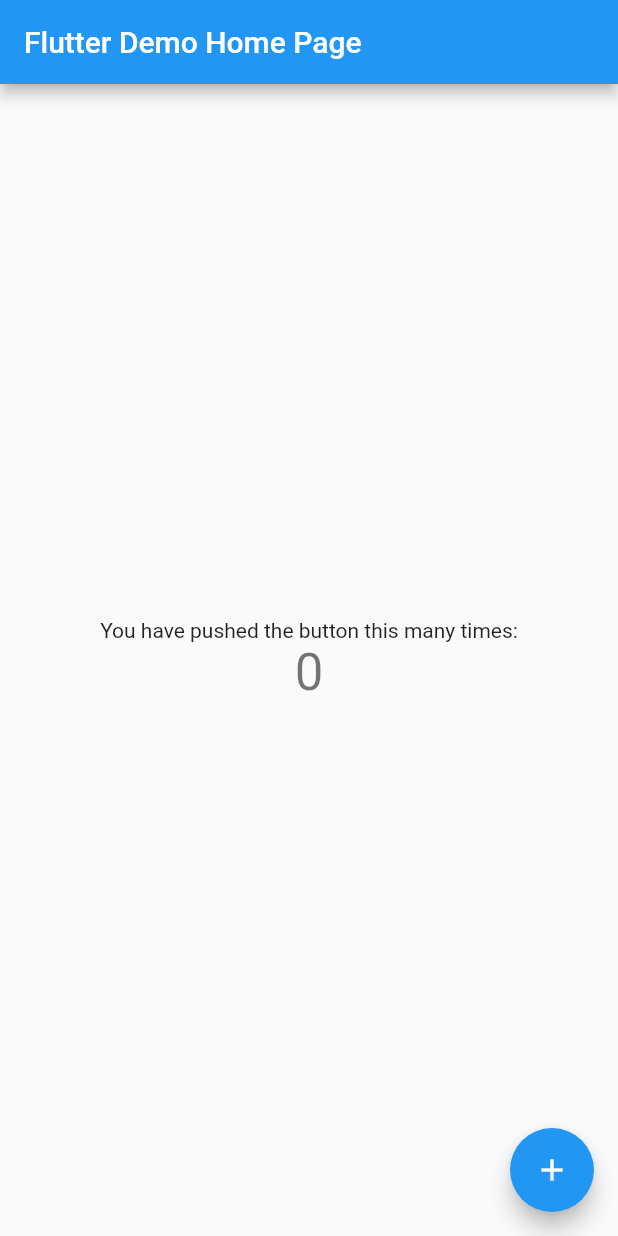
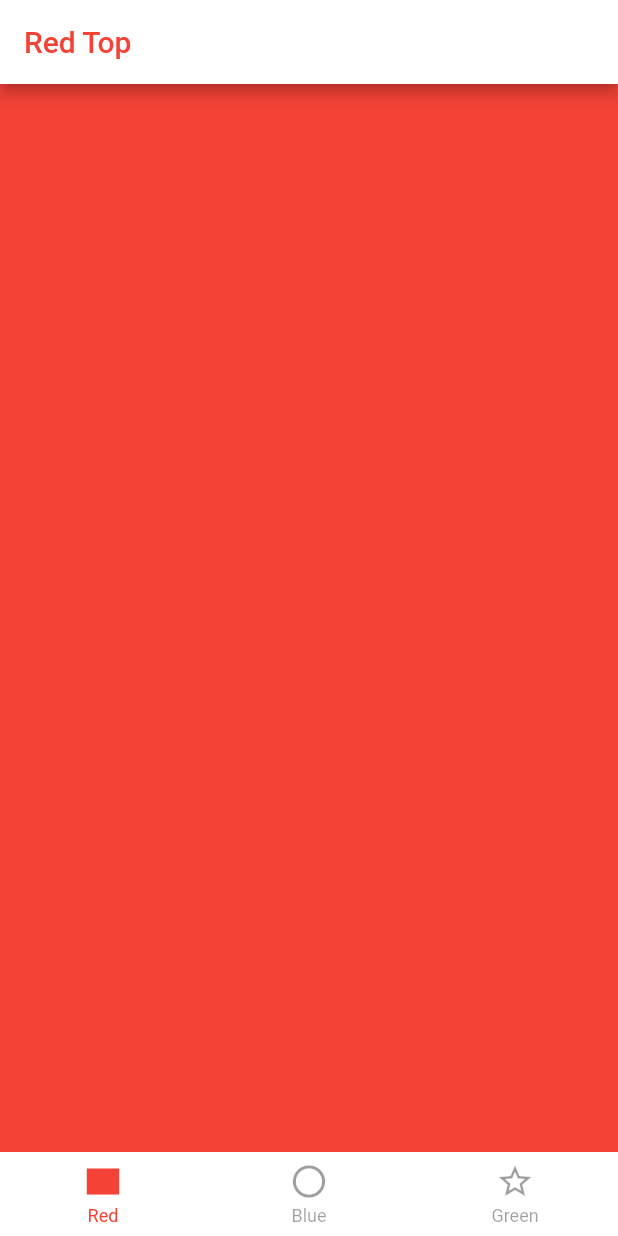
Before and after one commit to salan70/persistent_bottom_nav_bar_v2_sample, a Flutter app: the screen it shows after launch, on a phone screen of 412 x 824 dp. Run offline on Flutter 3.47's test engine with Material 2 defaults, Android fonts, the phone set to English and light mode, and no system bars; drawn by our look-alikes of persistent_bottom_nav_bar_v2.

Commit message:
雛形を作成

```diff
--- /dev/null
+++ b/lib/base_page.dart
@@ -0,0 +1,62 @@
+import 'package:flutter/material.dart';
+import 'package:persistent_bottom_nav_bar_v2/persistent-tab-view.dart';
+import 'package:persistent_bottom_nav_bar_v2_s/blue_page/blue_top_page.dart';
+import 'package:persistent_bottom_nav_bar_v2_s/green_page/green_top_page.dart';
+import 'package:persistent_bottom_nav_bar_v2_s/red_page/red_top_page.dart';
+
+class BasePage extends StatelessWidget {
+  const BasePage({Key? key}) : super(key: key);
+
+  @override
+  Widget build(BuildContext context) {
+    final pages = [
+      const RedTopPage(),
+      const BlueTopPage(),
+      const GreenTopPage(),
+    ];
+
+    return Scaffold(
+      body: PersistentTabView(
+        context,
+        screens: pages,
+        navBarStyle: NavBarStyle.simple,
+        items: [
+          PersistentBottomNavBarItem(
+            icon: const Icon(
+              Icons.rectangle,
+            ),
+            inactiveIcon: const Icon(
+              Icons.rectangle_outlined,
+            ),
+            title: 'Red',
+            activeColorPrimary: Colors.red,
+            inactiveColorPrimary: Theme.of(context).disabledColor,
+          ),
+          PersistentBottomNavBarItem(
+            icon: const Icon(
+              Icons.circle,
+            ),
+            inactiveIcon: const Icon(
+              Icons.circle_outlined,
+            ),
+            title: 'Blue',
+            activeColorPrimary: Colors.blue,
+            inactiveColorPrimary: Theme.of(context).disabledColor,
+          ),
+          PersistentBottomNavBarItem(
+            icon: const Icon(
+              Icons.star,
+            ),
+            inactiveIcon: const Icon(
+              // text snippet, article, description, restaurant
+              Icons.star_border,
+            ),
+            title: 'Green',
+            activeColorPrimary: Colors.green,
+            inactiveColorPrimary: Theme.of(context).disabledColor,
+          ),
+        ],
+      ),
+    );
+  }
+}
--- /dev/null
+++ b/lib/blue_page/blue_top_page.dart
@@ -0,0 +1,22 @@
+import 'package:flutter/material.dart';
+
+class BlueTopPage extends StatelessWidget {
+  const BlueTopPage({Key? key}) : super(key: key);
+
+  @override
+  Widget build(BuildContext context) {
+    return Scaffold(
+        appBar: AppBar(
+          backgroundColor: Colors.white,
+          title: const Text(
+            'Blue Top',
+            style: TextStyle(color: Colors.blue),
+          ),
+        ),
+        body: Container(
+          height: double.infinity,
+          width: double.infinity,
+          color: Colors.blue,
+        ));
+  }
+}
--- /dev/null
+++ b/lib/green_page/green_top_page.dart
@@ -0,0 +1,22 @@
+import 'package:flutter/material.dart';
+
+class GreenTopPage extends StatelessWidget {
+  const GreenTopPage({Key? key}) : super(key: key);
+
+  @override
+  Widget build(BuildContext context) {
+    return Scaffold(
+        appBar: AppBar(
+          backgroundColor: Colors.white,
+          title: const Text(
+            'Green Top',
+            style: TextStyle(color: Colors.green),
+          ),
+        ),
+        body: Container(
+          height: double.infinity,
+          width: double.infinity,
+          color: Colors.green,
+        ));
+  }
+}
--- a/lib/main.dart
+++ b/lib/main.dart
@@ -1,4 +1,5 @@
 import 'package:flutter/material.dart';
+import 'package:persistent_bottom_nav_bar_v2_s/base_page.dart';
 
 void main() {
   runApp(const MyApp());
@@ -7,109 +8,14 @@ void main() {
 class MyApp extends StatelessWidget {
   const MyApp({Key? key}) : super(key: key);
 
-  // This widget is the root of your application.
   @override
   Widget build(BuildContext context) {
     return MaterialApp(
       title: 'Flutter Demo',
       theme: ThemeData(
-        // This is the theme of your application.
-        //
-        // Try running your application with "flutter run". You'll see the
-        // application has a blue toolbar. Then, without quitting the app, try
-        // changing the primarySwatch below to Colors.green and then invoke
-        // "hot reload" (press "r" in the console where you ran "flutter run",
-        // or simply save your changes to "hot reload" in a Flutter IDE).
-        // Notice that the counter didn't reset back to zero; the application
-        // is not restarted.
         primarySwatch: Colors.blue,
       ),
-      home: const MyHomePage(title: 'Flutter Demo Home Page'),
+      home: const BasePage(),
     );
   }
 }
-
-class MyHomePage extends StatefulWidget {
-  const MyHomePage({Key? key, required this.title}) : super(key: key);
-
-  // This widget is the home page of your application. It is stateful, meaning
-  // that it has a State object (defined below) that contains fields that affect
-  // how it looks.
-
-  // This class is the configuration for the state. It holds the values (in this
-  // case the title) provided by the parent (in this case the App widget) and
-  // used by the build method of the State. Fields in a Widget subclass are
-  // always marked "final".
-
-  final String title;
-
-  @override
-  State<MyHomePage> createState() => _MyHomePageState();
-}
-
-class _MyHomePageState extends State<MyHomePage> {
-  int _counter = 0;
-
-  void _incrementCounter() {
-    setState(() {
-      // This call to setState tells the Flutter framework that something has
-      // changed in this State, which causes it to rerun the build method below
-      // so that the display can reflect the updated values. If we changed
-      // _counter without calling setState(), then the build method would not be
-      // called again, and so nothing would appear to happen.
-      _counter++;
-    });
-  }
-
-  @override
-  Widget build(BuildContext context) {
-    // This method is rerun every time setState is called, for instance as done
-    // by the _incrementCounter method above.
-    //
-    // The Flutter framework has been optimized to make rerunning build methods
-    // fast, so that you can just rebuild anything that needs updating rather
-    // than having to individually change instances of widgets.
-    return Scaffold(
-      appBar: AppBar(
-        // Here we take the value from the MyHomePage object that was created by
-        // the App.build method, and use it to set our appbar title.
-        title: Text(widget.title),
-      ),
-      body: Center(
-        // Center is a layout widget. It takes a single child and positions it
-        // in the middle of the parent.
-        child: Column(
-          // Column is also a layout widget. It takes a list of children and
-          // arranges them vertically. By default, it sizes itself to fit its
-          // children horizontally, and tries to be as tall as its parent.
-          //
-          // Invoke "debug painting" (press "p" in the console, choose the
-          // "Toggle Debug Paint" action from the Flutter Inspector in Android
-          // Studio, or the "Toggle Debug Paint" command in Visual Studio Code)
-          // to see the wireframe for each widget.
-          //
-          // Column has various properties to control how it sizes itself and
-          // how it positions its children. Here we use mainAxisAlignment to
-          // center the children vertically; the main axis here is the vertical
-          // axis because Columns are vertical (the cross axis would be
-          // horizontal).
-          mainAxisAlignment: MainAxisAlignment.center,
-          children: <Widget>[
-            const Text(
-              'You have pushed the button this many times:',
-            ),
-            Text(
-              '$_counter',
-              style: Theme.of(context).textTheme.headline4,
-            ),
-          ],
-        ),
-      ),
-      floatingActionButton: FloatingActionButton(
-        onPressed: _incrementCounter,
-        tooltip: 'Increment',
-        child: const Icon(Icons.add),
-      ), // This trailing comma makes auto-formatting nicer for build methods.
-    );
-  }
-}
--- /dev/null
+++ b/lib/red_page/red_top_page.dart
@@ -0,0 +1,22 @@
+import 'package:flutter/material.dart';
+
+class RedTopPage extends StatelessWidget {
+  const RedTopPage({Key? key}) : super(key: key);
+
+  @override
+  Widget build(BuildContext context) {
+    return Scaffold(
+        appBar: AppBar(
+          backgroundColor: Colors.white,
+          title: const Text(
+            'Red Top',
+            style: TextStyle(color: Colors.red),
+          ),
+        ),
+        body: Container(
+          height: double.infinity,
+          width: double.infinity,
+          color: Colors.red,
+        ));
+  }
+}
```
Also changed, not shown: lib/blue_page/blue_detail_page.dart (added), lib/fulscreen_page.dart (added), lib/green_page/green_detail_page.dart (added), lib/red_page/red_detail_page.dart (added).
